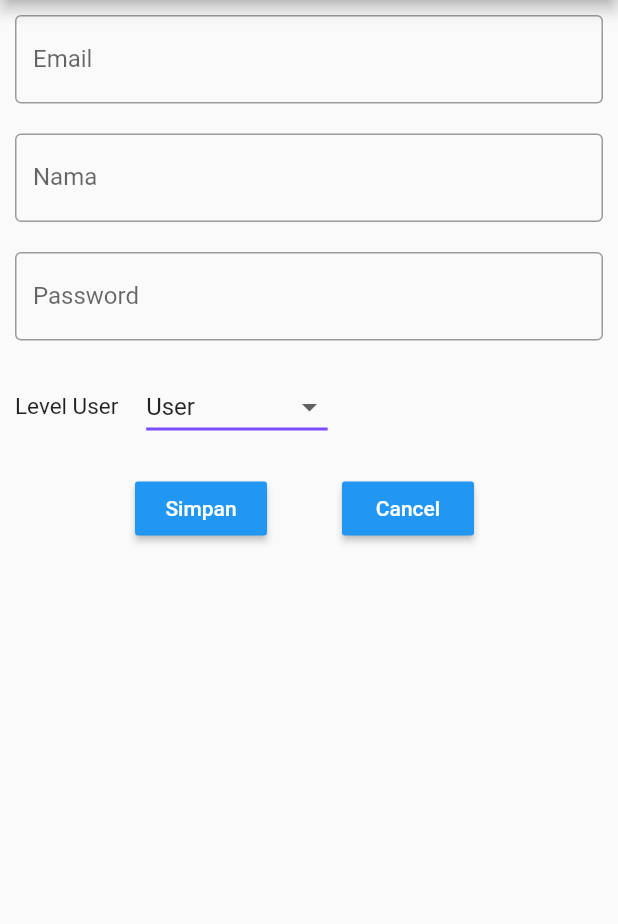
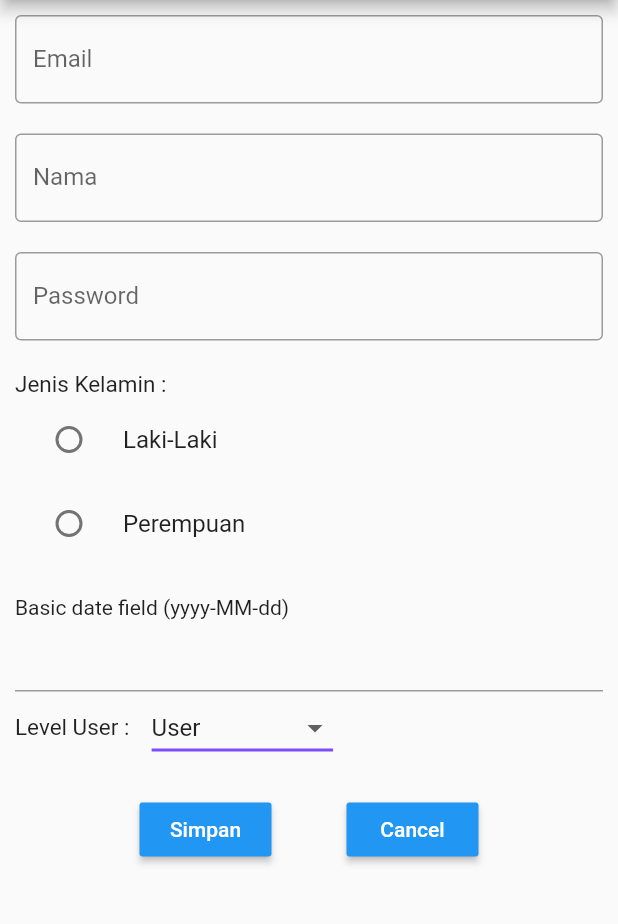
Before and after one commit to kaconk17/flutter_form, a Flutter app: the screen it shows after launch, in the side drawer, after a tap on "Register", on a phone screen of 412 x 824 dp, the part 84-1008 px from its top. Run offline on Flutter 3.47's test engine with Material 2 defaults, Android fonts, the phone set to English and light mode, and no system bars; drawn by our look-alikes of datetime_picker_formfield; accounts and stored records are empty.

```diff
--- /dev/null
+++ b/lib/model/UserModel.dart
@@ -0,0 +1,7 @@
+import 'package:flutter/material.dart';
+
+class User {
+  final TextEditingController EmailUser = new TextEditingController();
+  final TextEditingController NamaUser = new TextEditingController();
+  final TextEditingController PassUser = new TextEditingController();
+}
--- /dev/null
+++ b/lib/presenter/presenter.dart
@@ -0,0 +1 @@
+import 'package:flutter/material.dart';
--- a/lib/view/form.dart
+++ b/lib/view/form.dart
@@ -1,13 +1,25 @@
 import 'package:flutter/material.dart';
+import 'package:form/model/UserModel.dart';
+import 'package:intl/intl.dart';
+import 'package:datetime_picker_formfield/datetime_picker_formfield.dart';
 
 class FormRegister extends StatefulWidget {
   _FormRegisterState createState() => _FormRegisterState();
 }
 
 class _FormRegisterState extends State<FormRegister> {
+  User _user;
+  final dateFormat = DateFormat("yyyy-MM-dd");
   @override
   List<String> lvl_user = ["User", "Manager", "Administrator"];
   String _level = "User";
+  String _kelamin = "";
+
+  void _pilihjk(String value) {
+    setState(() {
+      _kelamin = value;
+    });
+  }
 
   void pilih_level(String value) {
     setState(() {
@@ -31,12 +43,14 @@ class _FormRegisterState extends State<FormRegister> {
               child: new Column(
                 children: <Widget>[
                   TextField(
+                      //controller: _user.EmailUser,
                       decoration: InputDecoration(
                           border: OutlineInputBorder(), labelText: "Email")),
                   new Padding(
                     padding: EdgeInsets.only(top: 20.0),
                   ),
                   TextField(
+                    //controller: _user.NamaUser,
                     decoration: InputDecoration(
                         border: OutlineInputBorder(), labelText: "Nama"),
                   ),
@@ -44,6 +58,7 @@ class _FormRegisterState extends State<FormRegister> {
                     padding: EdgeInsets.only(top: 20.0),
                   ),
                   TextField(
+                    //controller: _user.PassUser,
                     obscureText: true,
                     decoration: InputDecoration(
                         border: OutlineInputBorder(), labelText: "Password"),
@@ -54,7 +69,51 @@ class _FormRegisterState extends State<FormRegister> {
                   new Row(
                     children: <Widget>[
                       new Text(
-                        "Level User     ",
+                        "Jenis Kelamin :    ",
+                        style: TextStyle(fontSize: 15),
+                      ),
+                    ],
+                  ),
+                  new RadioListTile(
+                    value: "L",
+                    title: Text("Laki-Laki"),
+                    groupValue: _kelamin,
+                    onChanged: (String value) {
+                      _pilihjk(value);
+                    },
+                    activeColor: Colors.blue,
+                  ),
+                  new RadioListTile(
+                    value: "P",
+                    title: Text("Perempuan"),
+                    groupValue: _kelamin,
+                    onChanged: (String value) {
+                      _pilihjk(value);
+                    },
+                    activeColor: Colors.blue,
+                  ),
+                  new Padding(
+                    padding: EdgeInsets.only(top: 20.0),
+                  ),
+                  Row(
+                    children: <Widget>[
+                      Text('Basic date field (${dateFormat.pattern})'),
+                    ],
+                  ),
+                  DateTimeField(
+                    format: dateFormat,
+                    onShowPicker: (context, currentValue) async {
+                      return showDatePicker(
+                          context: context,
+                          firstDate: DateTime(1900),
+                          initialDate: currentValue ?? DateTime.now(),
+                          lastDate: DateTime(2100));
+                    },
+                  ),
+                  new Row(
+                    children: <Widget>[
+                      new Text(
+                        "Level User :    ",
                         style: TextStyle(fontSize: 15),
                       ),
                       new DropdownButton(
@@ -70,17 +129,17 @@ class _FormRegisterState extends State<FormRegister> {
                           return new DropdownMenuItem(
                               value: value, child: new Text(value));
                         }).toList(),
-                      )
+                      ),
                     ],
                   ),
                   new Padding(
                     padding: EdgeInsets.only(top: 20.0),
                   ),
-                  new Row(
+                  Center(
+                      child: Container(
+                          child: new Row(
+                    mainAxisAlignment: MainAxisAlignment.center,
                     children: <Widget>[
-                      new Padding(
-                        padding: EdgeInsets.only(left: 80),
-                      ),
                       new RaisedButton(
                         child: new Text(
                           "Simpan",
@@ -101,11 +160,11 @@ class _FormRegisterState extends State<FormRegister> {
                         ),
                         color: Colors.blue,
                         onPressed: () {
-                          _get_user();
+                          Navigator.pop(context);
                         },
                       ),
                     ],
-                  )
+                  )))
                 ],
               ),
             ),
--- a/pubspec.yaml
+++ b/pubspec.yaml
@@ -23,6 +23,7 @@ dependencies:
   # The following adds the Cupertino Icons font to your application.
   # Use with the CupertinoIcons class for iOS style icons.
   cupertino_icons: ^0.1.2
+  datetime_picker_formfield: ^1.0.0
 
 dev_dependencies:
   flutter_test:
```
Also changed, not shown: pubspec.lock.
